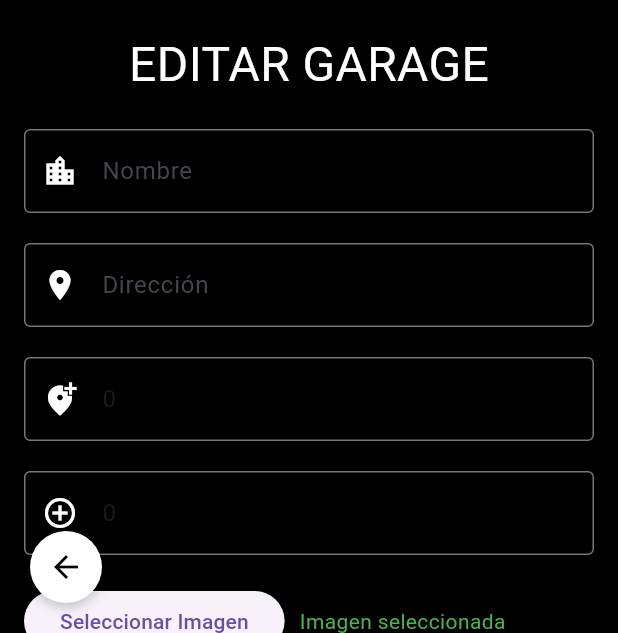
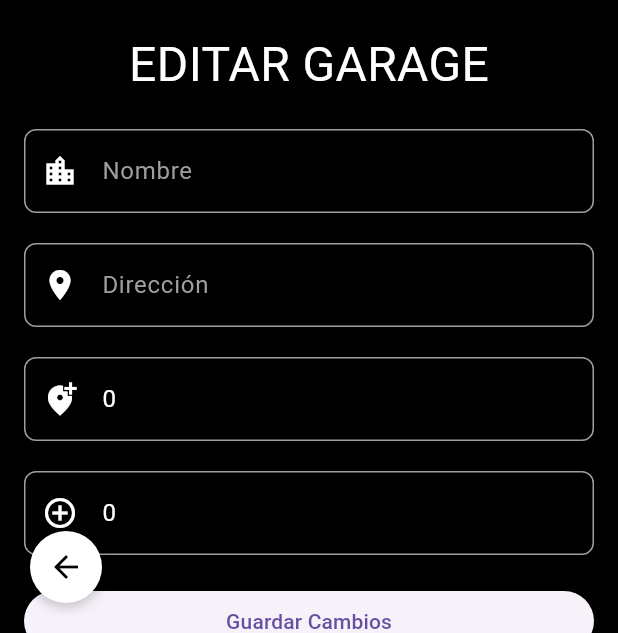
Before and after one commit to nitoxxic/e-garage-proveedor, a Flutter app: the EditarGarage screen opened directly with empty values, on a phone screen of 412 x 824 dp, the part 603-1236 px from its top. Run offline on Flutter 3.47's test engine with Material 3 defaults, Android fonts, the phone set to English and light mode, and no system bars; our stand-ins replace bloc, cloud_firestore, equatable, firebase_auth, firebase_core, firebase_messaging and 10 more; accounts and stored records are empty.

Commit message:
ultimos cambios

```diff
--- a/lib/core/Entities/Garage.dart
+++ b/lib/core/Entities/Garage.dart
@@ -8,7 +8,6 @@ class Garage {
   int lugaresDisponibles;
   double latitude;
   double longitude;
-  String imageUrl; // Nueva propiedad para la URL de la imagen
   String idAdmin;
 
   Garage({
@@ -18,7 +17,6 @@ class Garage {
     required this.lugaresTotales,
     required this.latitude,
     required this.longitude,
-    required this.imageUrl,
     required this.idAdmin,
   }) : lugaresDisponibles = lugaresTotales;
 
@@ -32,7 +30,6 @@ class Garage {
       "lugaresDisponibles": lugaresDisponibles,
       "latitude": latitude,
       "longitude": longitude,
-      "imageUrl": imageUrl, // Incluir la imagen si está presente
       "idAdmin": idAdmin,
     };
   }
@@ -50,7 +47,6 @@ class Garage {
       lugaresTotales: data?['lugaresTotales'],
       latitude: data?['latitude'] ?? 0.0,
       longitude: data?['longitude'] ?? 0.0,
-      imageUrl: data?['imageUrl'] ?? 'imagen no disponible', // Asignar la URL de la imagen si existe
       idAdmin: data?['idAdmin']
     )..lugaresDisponibles = data?['lugaresDisponibles'] ?? data?['lugaresTotales'];
   }
@@ -64,7 +60,6 @@ class Garage {
     int? lugaresDisponibles,
     double? latitude,
     double? longitude,
-    String? imageUrl,
     String? idAdmin
   }) {
     return Garage(
@@ -74,7 +69,6 @@ class Garage {
       lugaresTotales: lugaresTotales ?? this.lugaresTotales,
       latitude: latitude ?? this.latitude,
       longitude: longitude ?? this.longitude,
-      imageUrl: imageUrl ?? this.imageUrl,
       idAdmin: idAdmin ?? this.idAdmin,
     )..lugaresDisponibles = lugaresDisponibles ?? this.lugaresDisponibles;
   }
--- a/lib/screens/editarGarage.dart
+++ b/lib/screens/editarGarage.dart
@@ -1,6 +1,7 @@
 import 'package:cloud_firestore/cloud_firestore.dart';
 import 'package:e_garage_proveedor/core/Entities/Garage.dart';
 import 'package:e_garage_proveedor/widgetsPersonalizados/BotonAtras.dart';
+import 'package:e_garage_proveedor/widgetsPersonalizados/detalleGarage.dart';
 import 'package:e_garage_proveedor/widgetsPersonalizados/input_text_login.dart';
 import 'package:e_garage_proveedor/widgetsPersonalizados/logo.dart';
 import 'package:flutter/material.dart';
@@ -22,7 +23,6 @@ class _EditarGarageState extends State<EditarGarage> {
   late TextEditingController direccionController;
   late TextEditingController lugaresTotalesController;
   late TextEditingController lugaresDisponiblesController;
-  String? _imagenUrl; // URL de la imagen seleccionada
 
   @override
   void initState() {
@@ -33,7 +33,6 @@ class _EditarGarageState extends State<EditarGarage> {
         TextEditingController(text: widget.garage.lugaresTotales.toString());
     lugaresDisponiblesController = TextEditingController(
         text: widget.garage.lugaresDisponibles.toString());
-    _imagenUrl = widget.garage.imageUrl; // Inicializar con la imagen existente
   }
 
   @override
@@ -43,15 +42,6 @@ class _EditarGarageState extends State<EditarGarage> {
     lugaresTotalesController.dispose();
     lugaresDisponiblesController.dispose();
     super.dispose();
-  }
-
-  // Función para seleccionar imagen
-  Future<void> _seleccionarImagen() async {
-    // Aquí puedes agregar lógica para seleccionar una imagen (por ejemplo, usando un paquete como image_picker)
-    // Por ahora, simulemos que se seleccionó una imagen:
-    setState(() {
-      _imagenUrl = "https://example.com/nueva-imagen.jpg"; // URL de ejemplo
-    });
   }
 
   // Función para obtener coordenadas usando Nominatim
@@ -95,7 +85,6 @@ class _EditarGarageState extends State<EditarGarage> {
 
   Future<void> _guardarCambios() async {
     final db = FirebaseFirestore.instance;
-
     try {
       // Validar lugares totales y disponibles
       int lugaresTotales = int.parse(lugaresTotalesController.text);
@@ -104,15 +93,15 @@ class _EditarGarageState extends State<EditarGarage> {
       if (lugaresTotales <= 0 || lugaresDisponibles < 0) {
         ScaffoldMessenger.of(context).showSnackBar(
           const SnackBar(
-              content: Text(
-                  'Los lugares totales deben ser mayores a 0 y los disponibles no pueden ser negativos.')),
+            content: Text(
+                'Los lugares totales deben ser mayores a 0 y los disponibles no pueden ser negativos.'),
+          ),
         );
         return;
       }
 
       // Obtener coordenadas actualizadas si la dirección cambia
-      LatLng? coordenadas =
-          await obtenerCoordenadasDesdeDireccion(direccionController.text);
+      LatLng? coordenadas = await obtenerCoordenadasDesdeDireccion(direccionController.text);
 
       if (coordenadas == null) {
         return; // Si no se obtienen coordenadas, no continuar
@@ -128,13 +117,30 @@ class _EditarGarageState extends State<EditarGarage> {
         'lugaresDisponibles': lugaresDisponibles,
         'latitude': coordenadas.latitude,
         'longitude': coordenadas.longitude,
-        'imagenUrl': _imagenUrl, // Actualizar la URL de la imagen
       });
+
+      // Crear un nuevo objeto Garage con los datos actualizados
+      final updatedGarage = widget.garage.copyWith(
+        nombre: nombreController.text,
+        direccion: direccionController.text,
+        lugaresTotales: lugaresTotales,
+        lugaresDisponibles: lugaresDisponibles,
+        latitude: coordenadas.latitude,
+        longitude: coordenadas.longitude,
+      );
 
       ScaffoldMessenger.of(context).showSnackBar(
         const SnackBar(content: Text('Datos guardados exitosamente.')),
       );
-      Navigator.of(context).pop();
+
+      // Reemplazar la pantalla con los datos actualizados
+      Navigator.pushReplacement(
+        context,
+        MaterialPageRoute(
+          builder: (context) => DetalleGarage(garage: updatedGarage),
+        ),
+      );
+
     } catch (e) {
       ScaffoldMessenger.of(context).showSnackBar(
         SnackBar(content: Text('Error al guardar cambios: $e')),
@@ -196,23 +202,16 @@ class _EditarGarageState extends State<EditarGarage> {
                   controller: lugaresDisponiblesController,
                 ),
                 const SizedBox(height: 20),
-                Row(
-                  children: [
-                    ElevatedButton(
-                      onPressed: _seleccionarImagen,
-                      child: const Text('Seleccionar Imagen'),
-                    ),
-                    const SizedBox(width: 10),
-                    if (_imagenUrl != null)
-                      Text(
-                        'Imagen seleccionada',
-                        style: TextStyle(color: Colors.green),
-                      ),
-                  ],
-                ),
-                const SizedBox(height: 20),
                 ElevatedButton(
-                  onPressed: _guardarCambios,
+                  onPressed: () {
+                 //   setState(() {
+                  //   nombreController.text = nombreController.text;
+                  //    direccionController.text = direccionController.text;
+                  //    lugaresTotalesController.text = lugaresTotalesController.text;
+                  //    lugaresDisponiblesController.text = lugaresDisponiblesController.text;
+                  //  });
+                    _guardarCambios();
+                  },
                   child: const Center(child: Text('Guardar Cambios')),
                 ),
               ],
--- a/lib/widgetsPersonalizados/detalleGarage.dart
+++ b/lib/widgetsPersonalizados/detalleGarage.dart
@@ -49,7 +49,7 @@ class _DetalleGarageState extends State<DetalleGarage> {
                 ),
                 const SizedBox(height: 20),
                 Text(
-                  'Ubicación:',
+                  'Dirección:',
                   style: TextStyle(
                     color: Colors.white70,
                     fontSize: 16,
@@ -95,7 +95,6 @@ class _DetalleGarageState extends State<DetalleGarage> {
               ],
             ),
           ),
-          // Botón atrás añadido al Stack
           const BackButtonWidget(),
         ],
       ),
--- a/lib/widgetsPersonalizados/input_text_login.dart
+++ b/lib/widgetsPersonalizados/input_text_login.dart
@@ -16,10 +16,21 @@ class InputTextLogin extends StatelessWidget {
   Widget build(BuildContext context) {
     return TextField(
       controller: controller,
+      style: const TextStyle(color: Colors.white), // Texto ingresado en blanco
       decoration: InputDecoration(
         hintText: hintText,
+        hintStyle: const TextStyle(color: Colors.grey), // Hint en gris
         prefixIcon: icon,
-        border: OutlineInputBorder(),
+        filled: true,
+        fillColor: Colors.black, // Fondo del campo de texto
+        enabledBorder: OutlineInputBorder(
+          borderSide: const BorderSide(color: Colors.grey), // Borde habilitado en gris
+          borderRadius: BorderRadius.circular(8),
+        ),
+        focusedBorder: OutlineInputBorder(
+          borderSide: const BorderSide(color: Colors.white), // Borde enfocado en blanco
+          borderRadius: BorderRadius.circular(8),
+        ),
       ),
     );
   }
```
Also changed, not shown: lib/screens/ListaGarages.dart (+18 -12 lines), lib/screens/ingresos.dart (+19 -11 lines), lib/widgetsPersonalizados/MenuAdministrador.dart (+0 -9 lines), lib/widgetsPersonalizados/agregarGarage.dart (+0 -67 lines), lib/widgetsPersonalizados/ingresosGarage.dart (+14 -1 lines).
